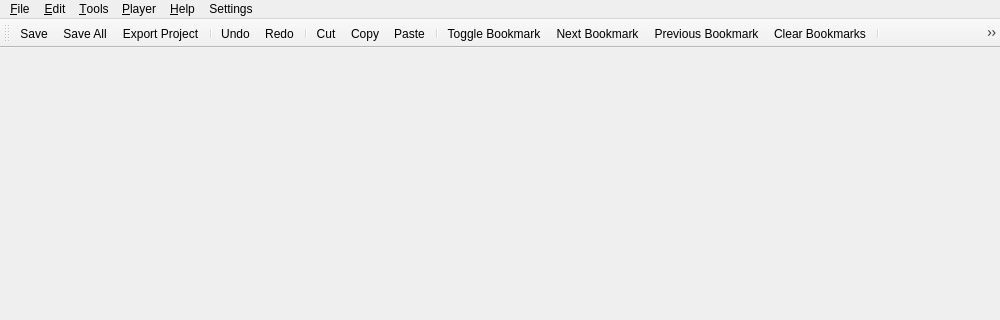
The window that ui/mainwindow.ui (gideros/gideros) describes before a commit, drawn with Qt 5; both pictures show x 0 to 1000 and y 0 to 320 of the 1000 by 750 pixel window.
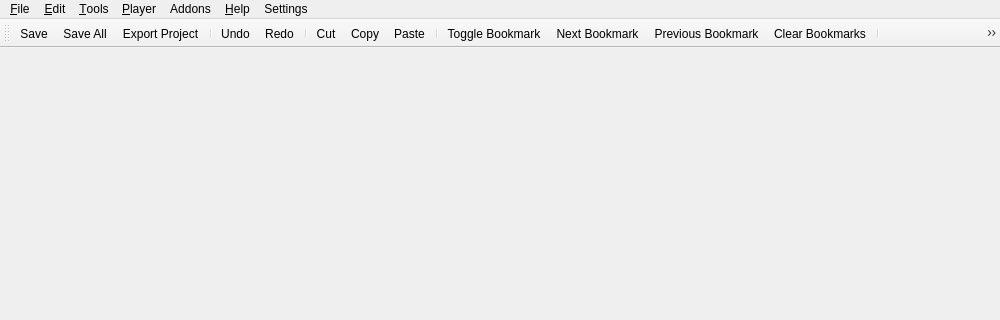
The same window after the commit.

Commit message: [studio] Addons system

```diff
--- a/ui/mainwindow.ui
+++ b/ui/mainwindow.ui
@@ -139,10 +139,16 @@
     <addaction name="separator"/>
     <addaction name="actionFullscreen"/>
    </widget>
+   <widget class="QMenu" name="menuAddons">
+    <property name="title">
+     <string>Addons</string>
+    </property>
+   </widget>
    <addaction name="menuFile"/>
    <addaction name="menu_Edit"/>
    <addaction name="menuCompile"/>
    <addaction name="menuPlayer"/>
+   <addaction name="menuAddons"/>
    <addaction name="menuHelp"/>
    <addaction name="menuSettings"/>
   </widget>
```
The commit also changes 9 other files.
